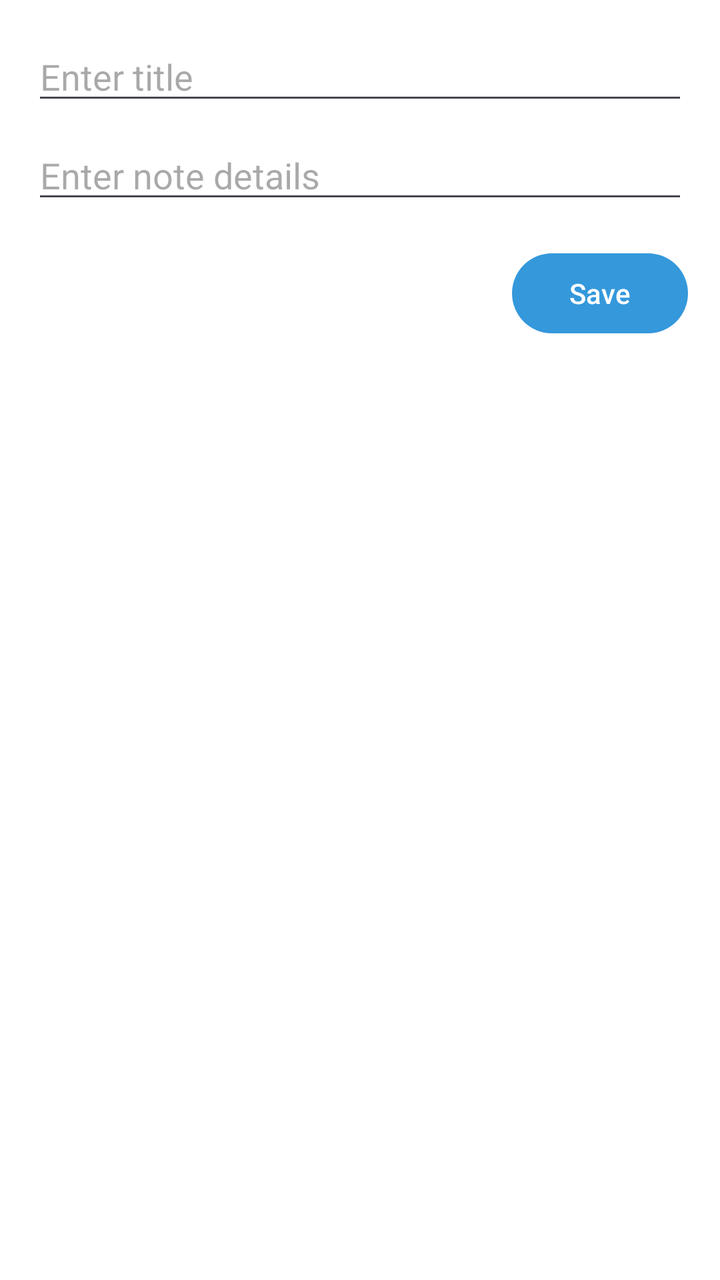
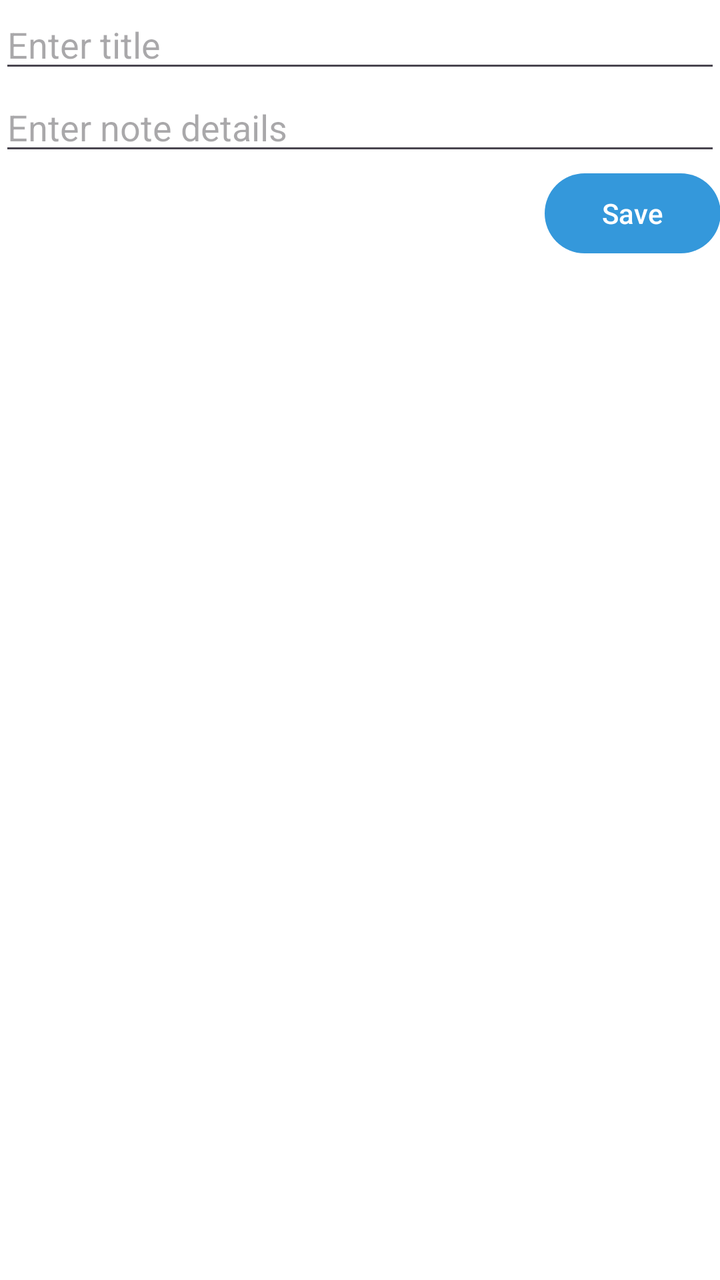

Screens rendered from an Android XML layout before and after an edit, with the pre-edit source and the edit as a unified diff.
<!-- AndroidManifest.xml: application theme Theme.MSApplication -->
<!-- res/layout/bottom_sheet_notes.xml -->
<?xml version="1.0" encoding="utf-8"?>
<LinearLayout
    xmlns:android="http://schemas.android.com/apk/res/android"
    xmlns:tools="http://schemas.android.com/tools"
    android:layout_width="match_parent"
    android:layout_height="wrap_content"
    android:orientation="vertical"
    android:padding="16dp">

    <EditText
        android:id="@+id/editTextTitle"
        android:layout_width="match_parent"
        android:layout_height="wrap_content"
        android:hint="@string/enter_title"
        android:importantForAutofill="no"
        android:inputType="text" />

    <EditText
        android:id="@+id/editTextNoteDetails"
        android:layout_width="match_parent"
        android:layout_height="wrap_content"
        android:layout_marginTop="8dp"
        android:hint="@string/enter_note_details"
        android:inputType="textMultiLine"
        android:importantForAutofill="no" />

    <Button
        android:id="@+id/buttonSaveNote"
        android:layout_width="wrap_content"
        android:layout_height="wrap_content"
        android:layout_gravity="end"
        android:layout_marginTop="16dp"
        android:text="@string/save"/>

</LinearLayout>
<!-- resources referenced by this layout -->
<resources>
  <string name="enter_note_details">Enter note details</string>
  <string name="enter_title">Enter title</string>
  <string name="save">Save</string>
  <style name="Theme.MSApplication" parent="Base.Theme.MSApplication" />
  <style name="Base.Theme.MSApplication" parent="Theme.Material3.DayNight.NoActionBar">
  
  
          
          <item name="colorPrimary">@color/healthBlue</item>
  
          
          <item name="colorPrimaryDark">@color/healthDarkBlue</item>
  
          
          <item name="colorAccent">@color/healthGreen</item>
  
          
          <item name="android:windowBackground">@color/healthWhite</item>
  
          
          <item name="cardBackgroundColor">@color/healthWhite</item>
  
          
          <item name="android:textColor">@color/healthDarkGray</item>
  
      </style>
  <color name="healthBlue">#3498db</color>
  <color name="healthDarkBlue">#1f3a93</color>
  <color name="healthGreen">#2ecc71</color>
  <color name="healthWhite">#FFFFFFFF</color>
  <color name="healthDarkGray">#333333</color>
</resources>

<!-- the commit's change to res/layout/bottom_sheet_notes.xml (unified diff, before → after) -->
@@ -1,11 +1,9 @@
 <?xml version="1.0" encoding="utf-8"?>
-<LinearLayout
-    xmlns:android="http://schemas.android.com/apk/res/android"
-    xmlns:tools="http://schemas.android.com/tools"
+<LinearLayout xmlns:android="http://schemas.android.com/apk/res/android"
     android:layout_width="match_parent"
     android:layout_height="wrap_content"
     android:orientation="vertical"
-    android:padding="16dp">
+    android:padding="@dimen/_16sdp">
 
     <EditText
         android:id="@+id/editTextTitle"
@@ -19,17 +17,17 @@
         android:id="@+id/editTextNoteDetails"
         android:layout_width="match_parent"
         android:layout_height="wrap_content"
-        android:layout_marginTop="8dp"
+        android:layout_marginTop="@dimen/_8sdp"
         android:hint="@string/enter_note_details"
-        android:inputType="textMultiLine"
-        android:importantForAutofill="no" />
+        android:importantForAutofill="no"
+        android:inputType="textMultiLine" />
 
     <Button
         android:id="@+id/buttonSaveNote"
         android:layout_width="wrap_content"
         android:layout_height="wrap_content"
         android:layout_gravity="end"
-        android:layout_marginTop="16dp"
-        android:text="@string/save"/>
+        android:layout_marginTop="@dimen/_16sdp"
+        android:text="@string/save" />
 
 </LinearLayout>
